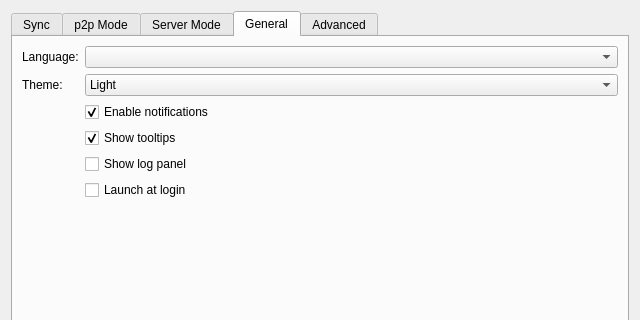
This is hsync_desktop/ui/settings_dialog.ui in albertsdk/hsync-desktop as Qt 5 draws it before an edit; both pictures show x 0 to 640 and y 0 to 320 of the 640 by 480 pixel window. The edited form follows.
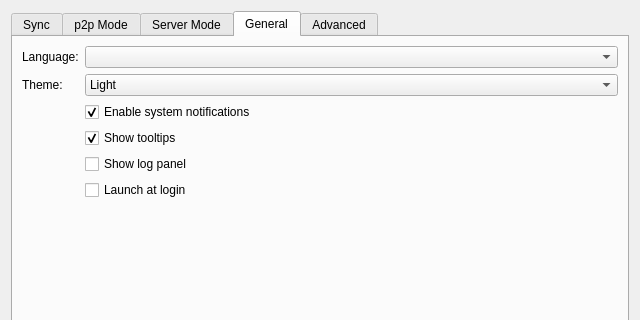
This is the edited form. The open tabs and pages were chosen to show the change. Icons and pictures are not drawn.

The edit to the form file:
```diff
--- a/hsync_desktop/ui/settings_dialog.ui
+++ b/hsync_desktop/ui/settings_dialog.ui
@@ -469,7 +469,7 @@
        <item row="2" column="1">
         <widget class="QCheckBox" name="notificationsEnabled">
          <property name="text">
-          <string>Enable notifications</string>
+          <string>Enable system notifications</string>
          </property>
          <property name="checked">
           <bool>true</bool>
```
